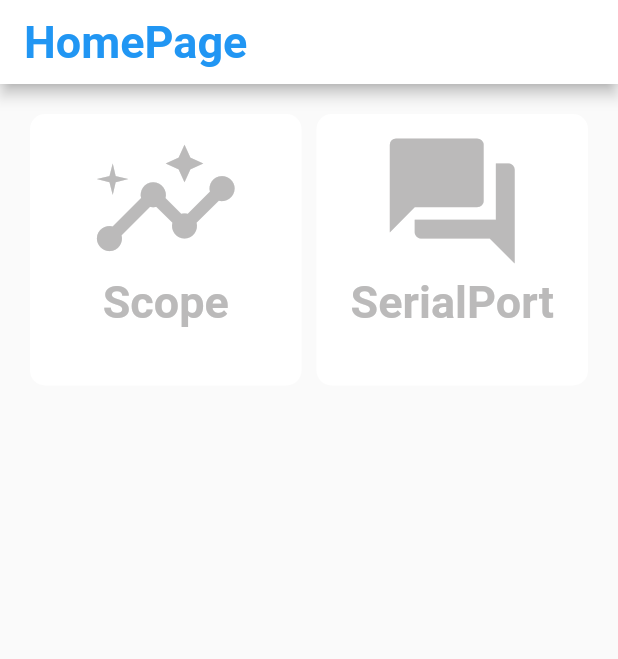
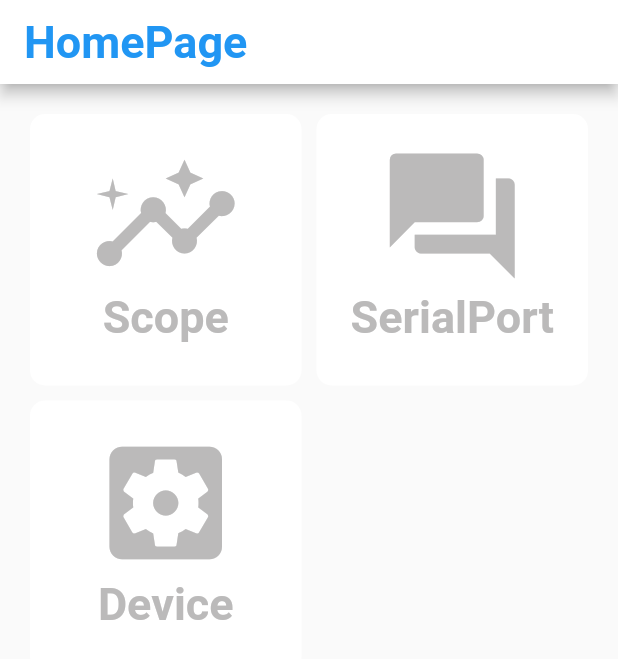
Before and after one commit to FerostMask/flutter, a Flutter app: the screen it shows after launch, on a phone screen of 412 x 824 dp. Shown: the top 659 px of the screen. Run offline on Flutter 3.47's test engine with Material 2 defaults, Android fonts, the phone set to English and light mode, and no system bars; our stand-ins replace fl_chart; missing offline and left inert: network_info_plus, udp; Roboto replaces fonts that are missing (汉仪尚巍手书W).

Commit message:
新增设备配置页面。增加输入框功能，可通过输入框输入端口

```diff
--- a/myapp_try/lib/main.dart
+++ b/myapp_try/lib/main.dart
@@ -1,14 +1,10 @@
-import 'dart:io';
 import 'package:flutter/material.dart';
 import 'package:myapp_try/scope.dart';
-import 'package:myapp_try/network.dart';
 import 'package:myapp_try/serial.dart';
-
-var udpInstance = NetworkForUDP(receivePort: 9000, sendPort: 8000);
+import 'package:myapp_try/devmanage.dart';
 
 void main() async {
 // 网络初始化
-  udpInstance.initUDP();
   runApp(const MyApp());
 }
 
@@ -22,10 +18,9 @@ class MyApp extends StatelessWidget {
       initialRoute: '/home',
       routes: {
         '/home': (context) => const HomePage(title: 'HomePage'),
-        '/scope': (context) => ScopePage(
-              broadcastIP: udpInstance.getIP(), // 调用接口获取本地IP
-            ),
+        '/scope': (context) => ScopePage(),
         '/serial': (context) => const SerialPage(),
+        '/manage': (context) => DevManagePage(),
       },
     );
   }
@@ -67,9 +62,9 @@ class _HomePageState extends State<HomePage> {
           crossAxisCount: 2,
           children: const <Widget>[
             OptionBox(
+              // 示波器
               targetPage: "/scope",
               icon: Icon(
-                // 示波器
                 Icons.insights,
                 size: 100,
                 color: Color.fromARGB(200, 168, 167, 167),
@@ -85,6 +80,15 @@ class _HomePageState extends State<HomePage> {
                 color: Color.fromARGB(200, 168, 167, 167),
               ),
               describe: "SerialPort",
+            ),
+            OptionBox(
+              targetPage: '/manage',
+              icon: Icon(
+                Icons.settings_applications,
+                size: 100,
+                color: Color.fromARGB(200, 168, 167, 167),
+              ),
+              describe: "Device",
             ),
           ],
         ),
@@ -110,6 +114,7 @@ class OptionBox extends StatelessWidget {
   Widget build(BuildContext context) {
     return Container(
       height: 100,
+      padding: EdgeInsetsDirectional.only(top: 10),
       decoration: BoxDecoration(
         borderRadius: BorderRadius.circular(10.0),
         color: Colors.white,
--- a/myapp_try/lib/network.dart
+++ b/myapp_try/lib/network.dart
@@ -2,13 +2,22 @@ import 'dart:io';
 import 'package:udp/udp.dart';
 import 'package:flutter/services.dart';
 import 'package:network_info_plus/network_info_plus.dart';
+
+List<Device?> devices = [];
+
+class Device {
+  String? receivePort;
+  String? sendPort;
+}
 
 class NetworkForUDP {
   NetworkForUDP({
     // 构造函数
     required this.receivePort,
     required this.sendPort,
-  });
+  }) {
+    _getLocalIP();
+  }
 
   final int receivePort; // 接收端口
   final int sendPort; // 发送端口
@@ -42,14 +51,13 @@ class NetworkForUDP {
     final NetworkInfo _networkInfo = NetworkInfo();
     try {
       wifiIPv4 = await _networkInfo.getWifiIP();
-      print(wifiIPv4);
+      // print(wifiIPv4);
     } on PlatformException catch (e) {
       print(e);
     }
   }
 
   String getIP() {
-    _getLocalIP();
     return wifiIPv4 != null ? wifiIPv4.toString() : "...";
   }
 }
--- a/myapp_try/lib/scope.dart
+++ b/myapp_try/lib/scope.dart
@@ -4,9 +4,7 @@ import 'dart:math' as math;
 import 'dart:async';
 
 class ScopePage extends StatelessWidget {
-  const ScopePage({Key? key, required this.broadcastIP}) : super(key: key);
-
-  final String broadcastIP;
+  const ScopePage({Key? key}) : super(key: key);
 
   @override
   Widget build(BuildContext context) {
@@ -15,7 +13,7 @@ class ScopePage extends StatelessWidget {
         title: const Text('Scope'),
       ),
       body: Center(
-        child: Text("broadcast: $broadcastIP"),
+        child: Text('Text'),
       ),
     );
   }
```
Also changed, not shown: myapp_try/lib/devmanage.dart (added, +138 -0 lines).
